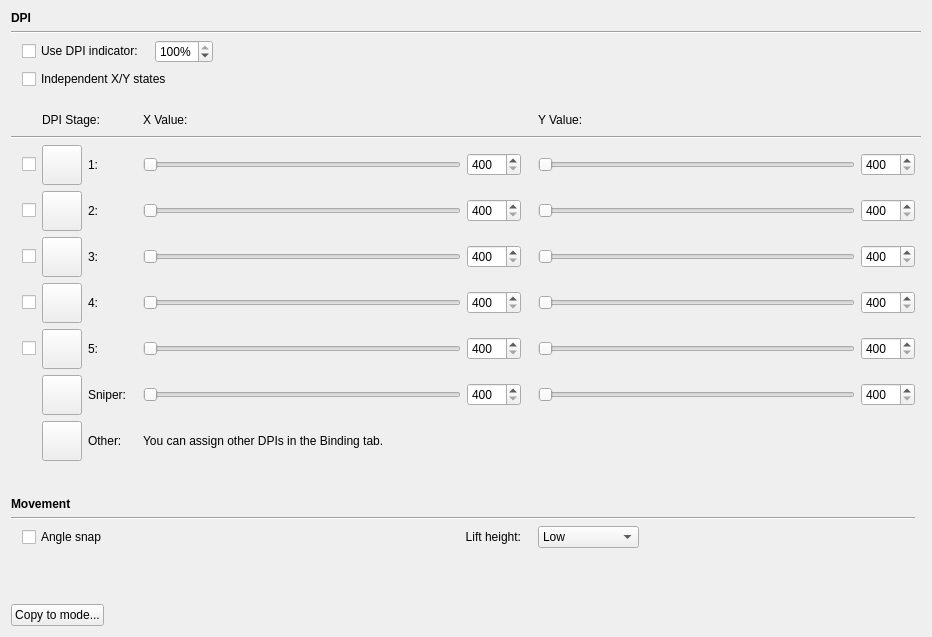
This is src/ckb/mperfwidget.ui in ckb-next/ckb-next as Qt 5 draws it before an edit. The edited form follows.
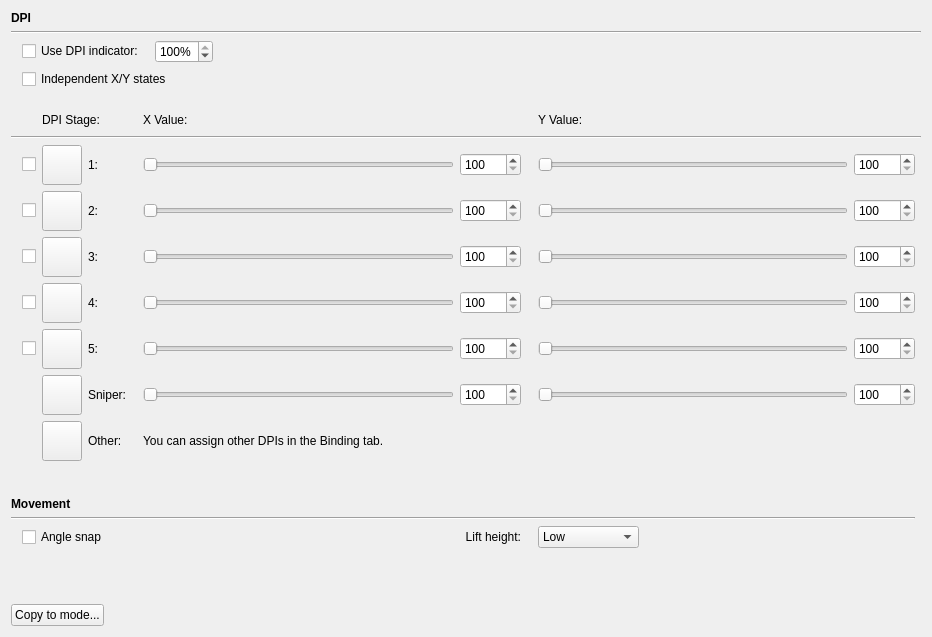
This is the edited form. Custom widgets are drawn as their Qt base class.

```diff
--- a/src/ckb/mperfwidget.ui
+++ b/src/ckb/mperfwidget.ui
@@ -149,10 +149,10 @@
      <item row="8" column="6">
       <widget class="QSpinBox" name="xBox3">
        <property name="minimum">
-        <number>400</number>
+        <number>100</number>
        </property>
        <property name="maximum">
-        <number>8500</number>
+        <number>12000</number>
        </property>
        <property name="singleStep">
         <number>50</number>
@@ -162,10 +162,10 @@
      <item row="11" column="9">
       <widget class="QSpinBox" name="yBox0">
        <property name="minimum">
-        <number>400</number>
+        <number>100</number>
        </property>
        <property name="maximum">
-        <number>8500</number>
+        <number>12000</number>
        </property>
        <property name="singleStep">
         <number>50</number>
@@ -324,10 +324,10 @@
      <item row="9" column="6">
       <widget class="QSpinBox" name="xBox4">
        <property name="minimum">
-        <number>400</number>
+        <number>100</number>
        </property>
        <property name="maximum">
-        <number>8500</number>
+        <number>12000</number>
        </property>
        <property name="singleStep">
         <number>50</number>
@@ -337,10 +337,10 @@
      <item row="11" column="6">
       <widget class="QSpinBox" name="xBox0">
        <property name="minimum">
-        <number>400</number>
+        <number>100</number>
        </property>
        <property name="maximum">
-        <number>8500</number>
+        <number>12000</number>
        </property>
        <property name="singleStep">
         <number>50</number>
@@ -350,10 +350,10 @@
      <item row="10" column="9">
       <widget class="QSpinBox" name="yBox5">
        <property name="minimum">
-        <number>400</number>
+        <number>100</number>
        </property>
        <property name="maximum">
-        <number>8500</number>
+        <number>12000</number>
        </property>
        <property name="singleStep">
         <number>50</number>
@@ -401,10 +401,10 @@
         </sizepolicy>
        </property>
        <property name="minimum">
-        <number>400</number>
+        <number>100</number>
        </property>
        <property name="maximum">
-        <number>8500</number>
+        <number>12000</number>
        </property>
        <property name="singleStep">
         <number>50</number>
@@ -414,10 +414,10 @@
      <item row="7" column="9">
       <widget class="QSpinBox" name="yBox2">
        <property name="minimum">
-        <number>400</number>
+        <number>100</number>
        </property>
        <property name="maximum">
-        <number>8500</number>
+        <number>12000</number>
        </property>
        <property name="singleStep">
         <number>50</number>
@@ -427,10 +427,10 @@
      <item row="8" column="9">
       <widget class="QSpinBox" name="yBox3">
        <property name="minimum">
-        <number>400</number>
+        <number>100</number>
        </property>
        <property name="maximum">
-        <number>8500</number>
+        <number>12000</number>
        </property>
        <property name="singleStep">
         <number>50</number>
@@ -554,10 +554,10 @@
         </sizepolicy>
        </property>
        <property name="minimum">
-        <number>400</number>
+        <number>100</number>
        </property>
        <property name="maximum">
-        <number>8500</number>
+        <number>12000</number>
        </property>
        <property name="singleStep">
         <number>50</number>
@@ -589,10 +589,10 @@
      <item row="7" column="6">
       <widget class="QSpinBox" name="xBox2">
        <property name="minimum">
-        <number>400</number>
+        <number>100</number>
        </property>
        <property name="maximum">
-        <number>8500</number>
+        <number>12000</number>
        </property>
        <property name="singleStep">
         <number>50</number>
@@ -646,10 +646,10 @@
      <item row="9" column="9">
       <widget class="QSpinBox" name="yBox4">
        <property name="minimum">
-        <number>400</number>
+        <number>100</number>
        </property>
        <property name="maximum">
-        <number>8500</number>
+        <number>12000</number>
        </property>
        <property name="singleStep">
         <number>50</number>
@@ -769,10 +769,10 @@
      <item row="10" column="6">
       <widget class="QSpinBox" name="xBox5">
        <property name="minimum">
-        <number>400</number>
+        <number>100</number>
        </property>
        <property name="maximum">
-        <number>8500</number>
+        <number>12000</number>
        </property>
        <property name="singleStep">
         <number>50</number>
```
